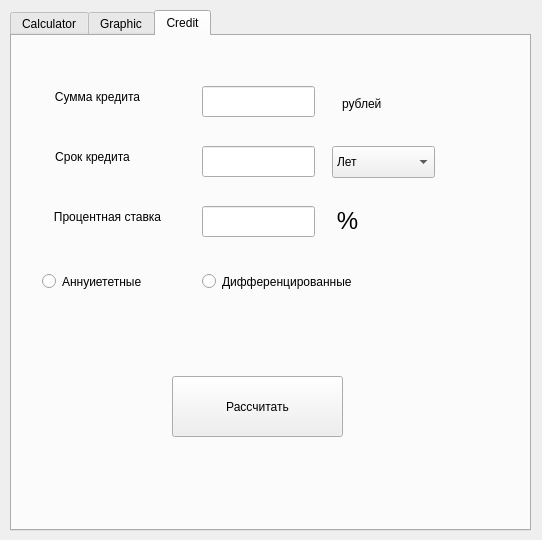
Before: the Qt Designer form src/Calc/mainwindow.ui in Aidahar/Calc_s21, drawn with Qt 5.
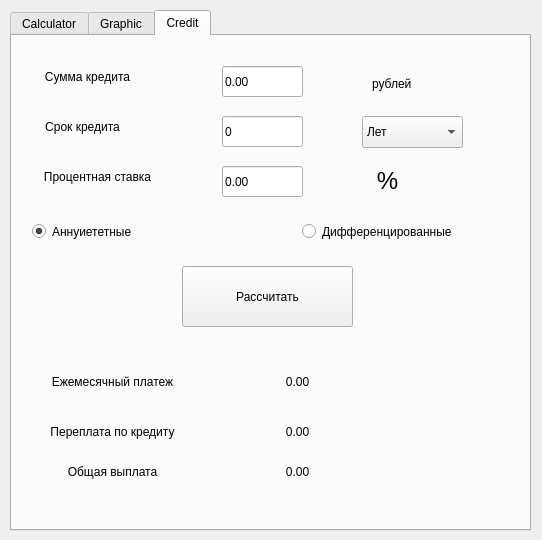
After: the same form once the commit is applied. The open tabs and pages were chosen to show the change. Icons and pictures are not drawn. Custom widgets are drawn as their Qt base class.

The edit to the form file:
```diff
--- a/src/Calc/mainwindow.ui
+++ b/src/Calc/mainwindow.ui
@@ -1133,8 +1133,8 @@
      <widget class="QLabel" name="label_3">
       <property name="geometry">
        <rect>
-        <x>30</x>
-        <y>50</y>
+        <x>20</x>
+        <y>30</y>
         <width>111</width>
         <height>21</height>
        </rect>
@@ -1149,8 +1149,8 @@
      <widget class="QLabel" name="label_6">
       <property name="geometry">
        <rect>
-        <x>30</x>
-        <y>110</y>
+        <x>20</x>
+        <y>80</y>
         <width>101</width>
         <height>21</height>
        </rect>
@@ -1165,8 +1165,8 @@
      <widget class="QLabel" name="label_7">
       <property name="geometry">
        <rect>
-        <x>30</x>
-        <y>160</y>
+        <x>20</x>
+        <y>120</y>
         <width>131</width>
         <height>41</height>
        </rect>
@@ -1181,8 +1181,8 @@
      <widget class="QRadioButton" name="radioButton">
       <property name="geometry">
        <rect>
-        <x>30</x>
-        <y>230</y>
+        <x>20</x>
+        <y>180</y>
         <width>121</width>
         <height>31</height>
        </rect>
@@ -1190,12 +1190,15 @@
       <property name="text">
        <string>Аннуиететные</string>
       </property>
+      <property name="checked">
+       <bool>true</bool>
+      </property>
      </widget>
      <widget class="QRadioButton" name="radioButton_2">
       <property name="geometry">
        <rect>
-        <x>190</x>
-        <y>230</y>
+        <x>290</x>
+        <y>180</y>
         <width>181</width>
         <height>31</height>
        </rect>
@@ -1207,38 +1210,47 @@
      <widget class="QLineEdit" name="sum_credit">
       <property name="geometry">
        <rect>
-        <x>190</x>
-        <y>50</y>
-        <width>113</width>
+        <x>210</x>
+        <y>30</y>
+        <width>81</width>
         <height>31</height>
        </rect>
       </property>
+      <property name="text">
+       <string>0.00</string>
+      </property>
      </widget>
      <widget class="QLineEdit" name="time_credit">
       <property name="geometry">
        <rect>
-        <x>190</x>
-        <y>110</y>
-        <width>113</width>
+        <x>210</x>
+        <y>80</y>
+        <width>81</width>
         <height>31</height>
        </rect>
       </property>
+      <property name="text">
+       <string>0</string>
+      </property>
      </widget>
      <widget class="QLineEdit" name="percent_credit">
       <property name="geometry">
        <rect>
-        <x>190</x>
-        <y>170</y>
-        <width>113</width>
+        <x>210</x>
+        <y>130</y>
+        <width>81</width>
         <height>31</height>
        </rect>
       </property>
+      <property name="text">
+       <string>0.00</string>
+      </property>
      </widget>
      <widget class="QPushButton" name="calc_credit">
       <property name="geometry">
        <rect>
-        <x>160</x>
-        <y>340</y>
+        <x>170</x>
+        <y>230</y>
         <width>171</width>
         <height>61</height>
        </rect>
@@ -1250,9 +1262,9 @@
      <widget class="QComboBox" name="comboBox">
       <property name="geometry">
        <rect>
-        <x>320</x>
-        <y>110</y>
-        <width>103</width>
+        <x>350</x>
+        <y>80</y>
+        <width>101</width>
         <height>32</height>
        </rect>
       </property>
@@ -1270,8 +1282,8 @@
      <widget class="QLabel" name="label_8">
       <property name="geometry">
        <rect>
-        <x>330</x>
-        <y>60</y>
+        <x>360</x>
+        <y>40</y>
         <width>58</width>
         <height>16</height>
        </rect>
@@ -1283,8 +1295,8 @@
      <widget class="QLabel" name="label_9">
       <property name="geometry">
        <rect>
-        <x>320</x>
-        <y>170</y>
+        <x>360</x>
+        <y>130</y>
         <width>31</width>
         <height>31</height>
        </rect>
@@ -1296,6 +1308,102 @@
        <set>Qt::AlignCenter</set>
       </property>
      </widget>
+     <widget class="QLabel" name="label_12">
+      <property name="geometry">
+       <rect>
+        <x>20</x>
+        <y>330</y>
+        <width>161</width>
+        <height>31</height>
+       </rect>
+      </property>
+      <property name="text">
+       <string>Ежемесячный платеж</string>
+      </property>
+      <property name="alignment">
+       <set>Qt::AlignCenter</set>
+      </property>
+     </widget>
+     <widget class="QLabel" name="label_13">
+      <property name="geometry">
+       <rect>
+        <x>20</x>
+        <y>380</y>
+        <width>161</width>
+        <height>31</height>
+       </rect>
+      </property>
+      <property name="text">
+       <string>Переплата по кредиту</string>
+      </property>
+      <property name="alignment">
+       <set>Qt::AlignCenter</set>
+      </property>
+     </widget>
+     <widget class="QLabel" name="label_14">
+      <property name="geometry">
+       <rect>
+        <x>20</x>
+        <y>420</y>
+        <width>161</width>
+        <height>31</height>
+       </rect>
+      </property>
+      <property name="text">
+       <string>Общая выплата</string>
+      </property>
+      <property name="alignment">
+       <set>Qt::AlignCenter</set>
+      </property>
+     </widget>
+     <widget class="QLabel" name="month_pay">
+      <property name="geometry">
+       <rect>
+        <x>220</x>
+        <y>330</y>
+        <width>131</width>
+        <height>31</height>
+       </rect>
+      </property>
+      <property name="text">
+       <string>0.00</string>
+      </property>
+      <property name="alignment">
+       <set>Qt::AlignCenter</set>
+      </property>
+     </widget>
+     <widget class="QLabel" name="credit_pay">
+      <property name="geometry">
+       <rect>
+        <x>220</x>
+        <y>380</y>
+        <width>131</width>
+        <height>31</height>
+       </rect>
+      </property>
+      <property name="text">
+       <string>0.00</string>
+      </property>
+      <property name="alignment">
+       <set>Qt::AlignCenter</set>
+      </property>
+     </widget>
+     <widget class="QLabel" name="total_pay">
+      <property name="geometry">
+       <rect>
+        <x>220</x>
+        <y>420</y>
+        <width>131</width>
+        <height>31</height>
+       </rect>
+      </property>
+      <property name="text">
+       <string>0.00</string>
+      </property>
+      <property name="alignment">
+       <set>Qt::AlignCenter</set>
+      </property>
+     </widget>
     </widget>
    </widget>
   </widget>
```
Left out of the diff: 8 changed lines with no effect on the pictures.
